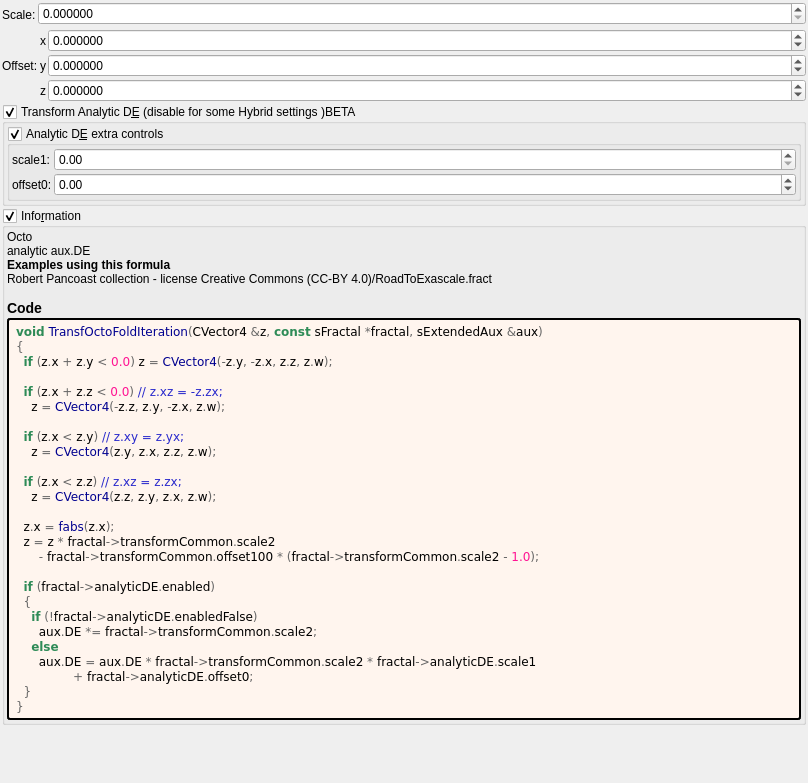
Old version of the form mandelbulber2/formula/ui/transf_octo_fold.ui in the repository buddhi1980/mandelbulber2.
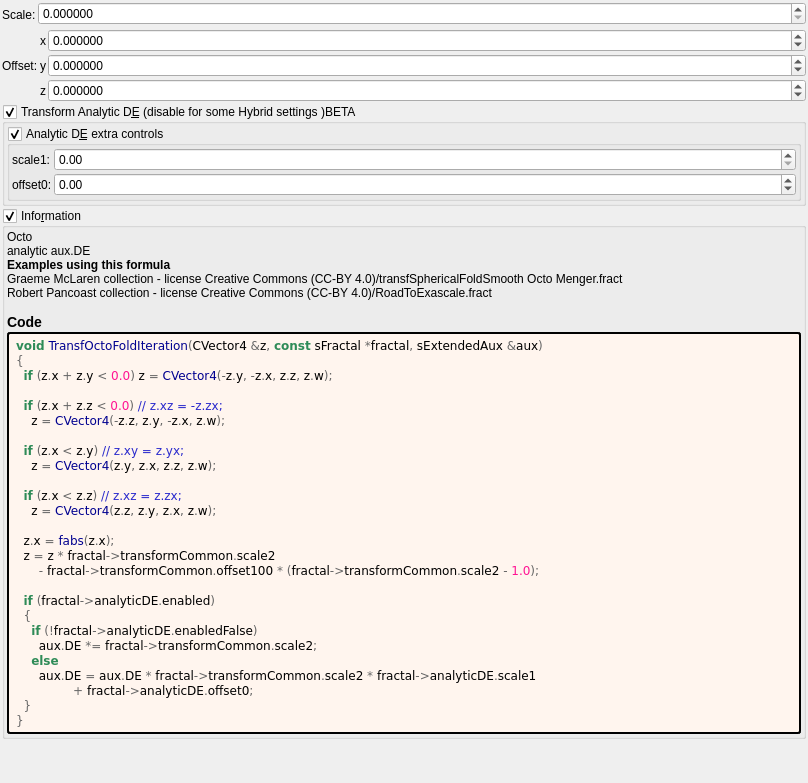
New version of the form. Custom widgets are drawn as their Qt base class.

The edit to the form file:
```diff
--- a/mandelbulber2/formula/ui/transf_octo_fold.ui
+++ b/mandelbulber2/formula/ui/transf_octo_fold.ui
@@ -353,7 +353,7 @@
         <property name="text">
          <string notr="true">&lt;p&gt;Octo&lt;br&gt;analytic aux.DE&lt;/p&gt;&lt;table&gt;
 &lt;/table&gt;
-&lt;br&gt;&lt;b&gt;Examples using this formula&lt;/b&gt;&lt;br&gt;Robert Pancoast collection - license Creative Commons (CC-BY 4.0)/RoadToExascale.fract&lt;h3&gt;Code&lt;/h3&gt;</string>
+&lt;br&gt;&lt;b&gt;Examples using this formula&lt;/b&gt;&lt;br&gt;Graeme McLaren  collection - license Creative Commons  (CC-BY 4.0)/transfSphericalFoldSmooth Octo Menger.fract&lt;br&gt;Robert Pancoast collection - license Creative Commons (CC-BY 4.0)/RoadToExascale.fract&lt;h3&gt;Code&lt;/h3&gt;</string>
         </property>
         <property name="wordWrap">
          <bool>true</bool>
```
Left out of the diff: 2 changed lines with no effect on the pictures.
